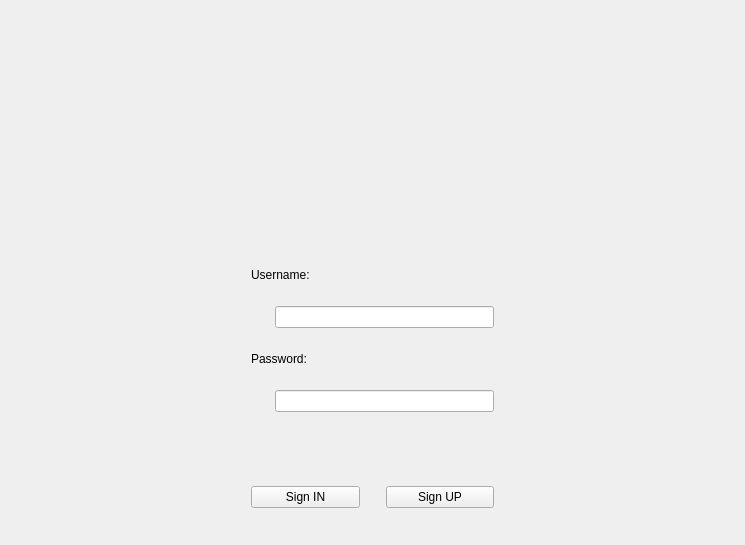
The window that src/loginwindow.ui (NiskashY/AudioPlayer) describes before a commit, drawn with Qt 5.
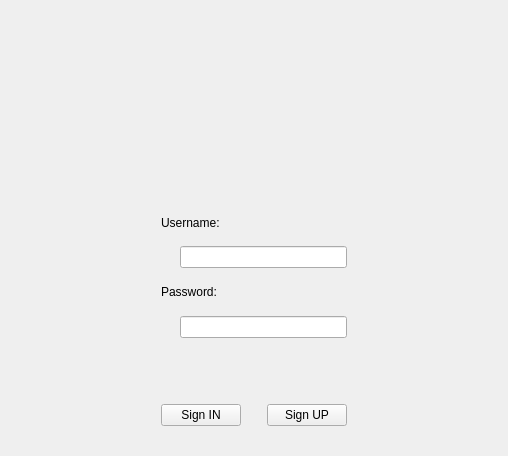
The same window after the commit. Icons and pictures are not drawn.

What changed in the file:
```diff
--- a/src/loginwindow.ui
+++ b/src/loginwindow.ui
@@ -6,8 +6,8 @@
    <rect>
     <x>0</x>
     <y>0</y>
-    <width>745</width>
-    <height>545</height>
+    <width>508</width>
+    <height>456</height>
    </rect>
   </property>
   <property name="windowTitle">
@@ -92,7 +92,11 @@
            </spacer>
           </item>
           <item>
-           <widget class="QLineEdit" name="lineEdit_2"/>
+           <widget class="QLineEdit" name="lineEdit_2">
+            <property name="echoMode">
+             <enum>QLineEdit::Normal</enum>
+            </property>
+           </widget>
           </item>
          </layout>
         </item>
@@ -140,7 +144,11 @@
            </spacer>
           </item>
           <item>
-           <widget class="QLineEdit" name="lineEdit"/>
+           <widget class="QLineEdit" name="lineEdit">
+            <property name="echoMode">
+             <enum>QLineEdit::Password</enum>
+            </property>
+           </widget>
           </item>
          </layout>
         </item>
```
